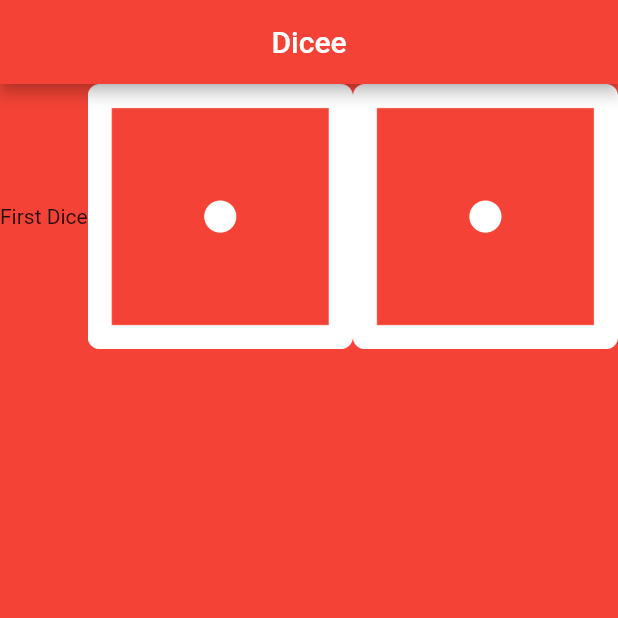
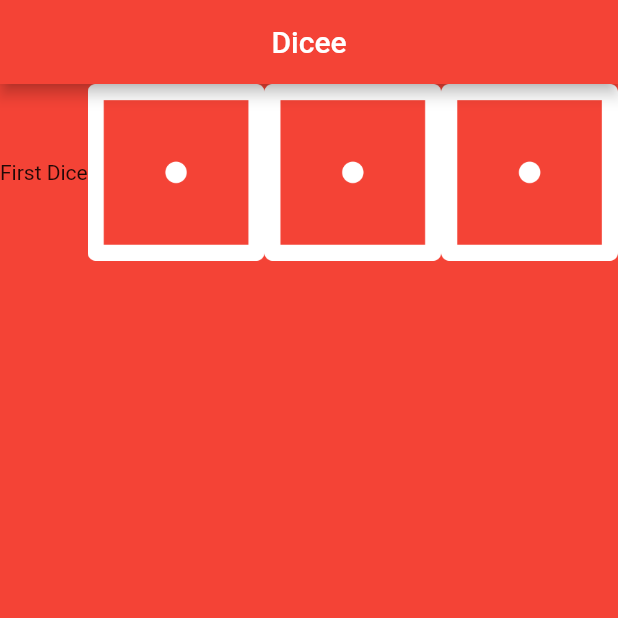
Before and after one commit to gh-amanyadav/dice, a Flutter app: the screen it shows after launch, on a phone screen of 412 x 824 dp, the top half of it. Run offline on Flutter 3.47's test engine with Material 2 defaults, Android fonts, the phone set to English and light mode, and no system bars.

Commit message:
One Modified

```diff
--- a/lib/main.dart
+++ b/lib/main.dart
@@ -40,6 +40,15 @@ class DicePage extends StatelessWidget {
               'images/dice1.png',
             ),
           ),
+        ),
+        Expanded(//Delete this expand.
+          flex: 1,
+          child: Image(
+            width: 200.0,
+            image: AssetImage(
+              'images/dice1.png',
+            ),
+          ),
         )
       ],
     );
```
